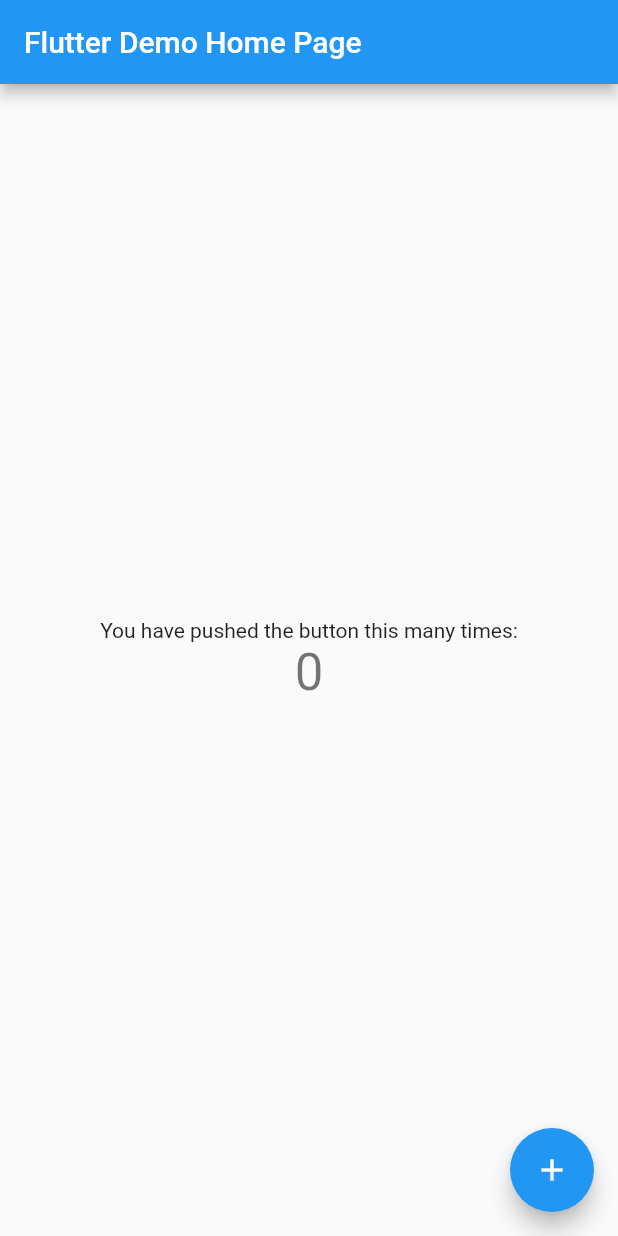
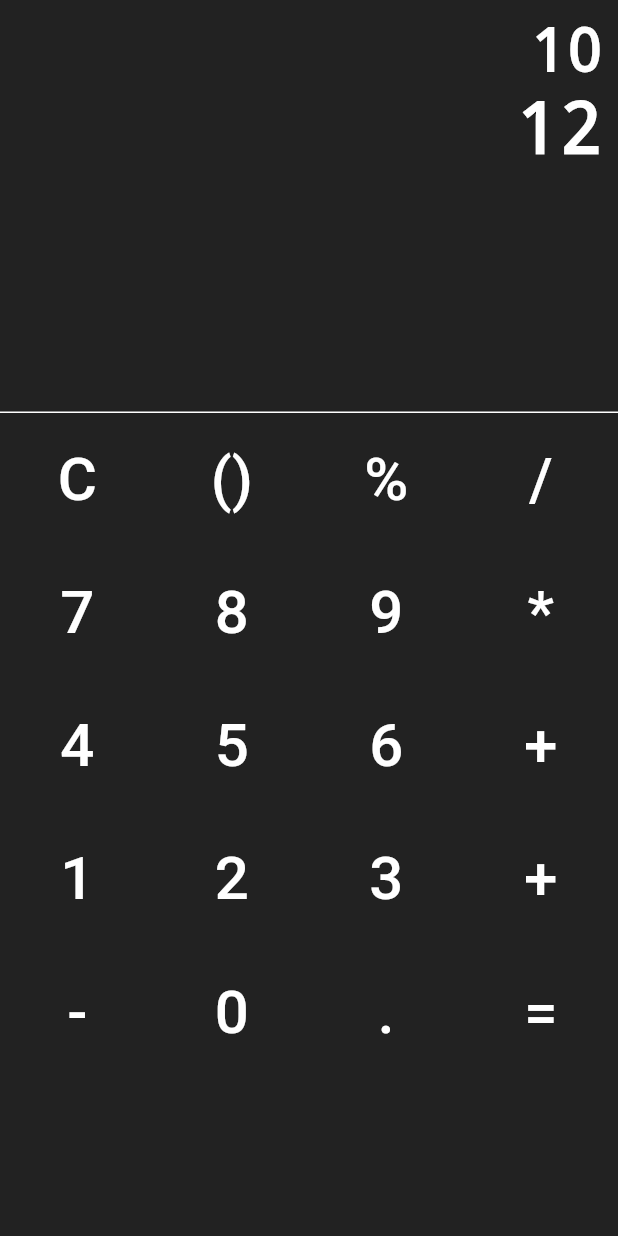
Before and after one commit to jinges/caculator, a Flutter app: the screen it shows after launch, on a phone screen of 412 x 824 dp. Run offline on Flutter 3.47's test engine with Material 2 defaults, Android fonts, the phone set to English and light mode, and no system bars; missing offline and left inert: dart:html.

Commit message:
render the ui

```diff
--- a/lib/keyboard.dart
+++ b/lib/keyboard.dart
@@ -0,0 +1,64 @@
+/*
+ * @Author: 大明冯;
+ * @Date: 2019-10-22 20:17:39;
+ * @Last Modified by:   大明冯;
+ * @Last Modified time: 2019-10-22 20:17:39;
+ */
+
+import 'dart:html';
+
+import 'package:flutter/material.dart';
+
+class Keyboard extends StatefulWidget {
+  Keyboard({Key key}) : super(key: key);
+
+  @override
+  _KeyboardState createState() => _KeyboardState();
+}
+
+class _KeyboardState extends State<Keyboard> {
+  static const rowOne = ['C', '()', '%', '/'];
+  static const rowTwo = ['7', '8', '9', '*'];
+  static const rowThree = ['4', '5', '6', '+'];
+  static const rowFour = ['1', '2', '3', '+'];
+  static const rowFive = ['-', '0', '.', '='];
+  static const operators = [...rowOne, ...rowTwo, ...rowThree, ...rowFour, ...rowFive];
+
+  @override
+  Widget build(BuildContext context) {
+    return Container(
+      child: GridView(
+          gridDelegate: SliverGridDelegateWithFixedCrossAxisCount(
+              crossAxisCount: 4, childAspectRatio: 1.16),
+          children: operators.map((item) =>
+            KeyBoard(keyText: item)
+          ).toList()));
+  }
+}
+
+class KeyBoard extends StatefulWidget {
+  final String keyText;
+  KeyBoard({Key key, this.keyText}) : super(key: key);
+
+  @override
+  _KeyBoardState createState() => _KeyBoardState();
+}
+
+class _KeyBoardState extends State<KeyBoard> {
+  @override
+  Widget build(BuildContext context) {
+    return FlatButton(
+      child: Text(
+        widget.keyText,
+        style: TextStyle(
+          fontSize: 40.0,
+          color: Colors.white
+        ),
+      ),
+      onPressed: () {
+        var str = widget.keyText;
+        print('$str');
+      },
+    );
+  }
+}
--- a/lib/main.dart
+++ b/lib/main.dart
@@ -1,4 +1,9 @@
+import 'dart:html';
+
 import 'package:flutter/material.dart';
+
+import './screen.dart';
+import './keyboard.dart';
 
 void main() => runApp(MyApp());
 
@@ -20,92 +25,41 @@ class MyApp extends StatelessWidget {
         // is not restarted.
         primarySwatch: Colors.blue,
       ),
-      home: MyHomePage(title: 'Flutter Demo Home Page'),
+      home: HomePage(),
     );
   }
 }
 
-class MyHomePage extends StatefulWidget {
-  MyHomePage({Key key, this.title}) : super(key: key);
-
-  // This widget is the home page of your application. It is stateful, meaning
-  // that it has a State object (defined below) that contains fields that affect
-  // how it looks.
-
-  // This class is the configuration for the state. It holds the values (in this
-  // case the title) provided by the parent (in this case the App widget) and
-  // used by the build method of the State. Fields in a Widget subclass are
-  // always marked "final".
-
-  final String title;
+class HomePage extends StatefulWidget {
+  HomePage({Key key}) : super(key: key);
 
   @override
-  _MyHomePageState createState() => _MyHomePageState();
+  _HomePageState createState() => _HomePageState();
 }
 
-class _MyHomePageState extends State<MyHomePage> {
-  int _counter = 0;
-
-  void _incrementCounter() {
-    setState(() {
-      // This call to setState tells the Flutter framework that something has
-      // changed in this State, which causes it to rerun the build method below
-      // so that the display can reflect the updated values. If we changed
-      // _counter without calling setState(), then the build method would not be
-      // called again, and so nothing would appear to happen.
-      _counter++;
-    });
-  }
-
+class _HomePageState extends State<HomePage> {
   @override
   Widget build(BuildContext context) {
-    // This method is rerun every time setState is called, for instance as done
-    // by the _incrementCounter method above.
-    //
-    // The Flutter framework has been optimized to make rerunning build methods
-    // fast, so that you can just rebuild anything that needs updating rather
-    // than having to individually change instances of widgets.
-    return Scaffold(
-      appBar: AppBar(
-        // Here we take the value from the MyHomePage object that was created by
-        // the App.build method, and use it to set our appbar title.
-        title: Text(widget.title),
-      ),
-      body: Center(
-        // Center is a layout widget. It takes a single child and positions it
-        // in the middle of the parent.
-        child: Column(
-          // Column is also a layout widget. It takes a list of children and
-          // arranges them vertically. By default, it sizes itself to fit its
-          // children horizontally, and tries to be as tall as its parent.
-          //
-          // Invoke "debug painting" (press "p" in the console, choose the
-          // "Toggle Debug Paint" action from the Flutter Inspector in Android
-          // Studio, or the "Toggle Debug Paint" command in Visual Studio Code)
-          // to see the wireframe for each widget.
-          //
-          // Column has various properties to control how it sizes itself and
-          // how it positions its children. Here we use mainAxisAlignment to
-          // center the children vertically; the main axis here is the vertical
-          // axis because Columns are vertical (the cross axis would be
-          // horizontal).
+    return Container(
+      color: Colors.black87,
+      child: Flex(
+        direction:  Axis.vertical,
         mainAxisAlignment: MainAxisAlignment.center,
         children: <Widget>[
-            Text(
-              'You have pushed the button this many times:',
+          Expanded(
+            flex: 1,
+            child: ScreenWidget(),
           ),
-            Text(
-              '$_counter',
-              style: Theme.of(context).textTheme.display1,
+          Container(
+            height: 1.0,
+            color: Colors.white,
+          ),
+          Expanded(
+            flex: 2,
+            child: Keyboard(),
           ),
         ],
        ),
-      ),
-      floatingActionButton: FloatingActionButton(
-        onPressed: _incrementCounter,
-        tooltip: 'Increment',
-        child: Icon(Icons.add),
-      ), // This trailing comma makes auto-formatting nicer for build methods.
     );
   }
 }
--- a/lib/screen.dart
+++ b/lib/screen.dart
@@ -2,18 +2,47 @@
  * @Author: 大明冯
  * @Date: 2019-10-22 17:31:43
  * @Last Modified by: 大明冯
- * @Last Modified time: 2019-10-22 17:33:21
+ * @Last Modified time: 2019-10-22 21:40:55
  */
 
 import 'package:flutter/material.dart';
 
-class ScreenWidget extends StatelessWidget {
-  const ScreenWidget({Key key}) : super(key: key);
+class ScreenWidget extends StatefulWidget {
+  ScreenWidget({Key key}) : super(key: key);
 
+  @override
+  _ScreenWidgetState createState() => _ScreenWidgetState();
+}
+
+class _ScreenWidgetState extends State<ScreenWidget> {
   @override
   Widget build(BuildContext context) {
     return Container(
-      child: ,
+      padding: EdgeInsets.all(10.0),
+      child: Column(
+        mainAxisAlignment: MainAxisAlignment.start,
+        crossAxisAlignment: CrossAxisAlignment.stretch,
+        textDirection: TextDirection.rtl,
+        children: <Widget>[
+          Text(
+            '10',
+            textAlign: TextAlign.right,
+            style: TextStyle(
+              decoration: TextDecoration.none,
+              color: Colors.white,
+              fontSize: 40.0,
+            ),
+          ),
+          Text(
+            '12',
+            textAlign: TextAlign.right,
+            style: TextStyle(
+              decoration: TextDecoration.none,
+              color: Colors.white
+            ),
+          )
+        ],
+      ),
     );
   }
 }
```
Lines whose indentation alone changed are shown as unchanged.
